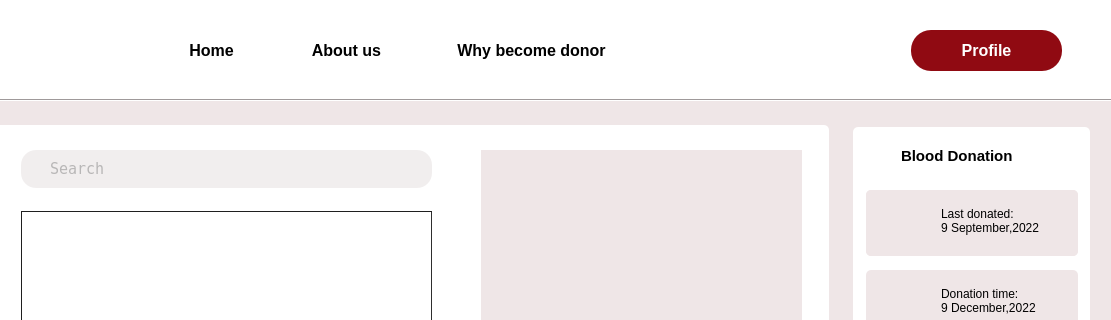
Before: the Qt Designer form emergencyrequest_patient.ui in Rista10/Final, drawn with Qt 5; both pictures show x 159 to 1270 and y 0 to 320 of the 1270 by 700 pixel window.
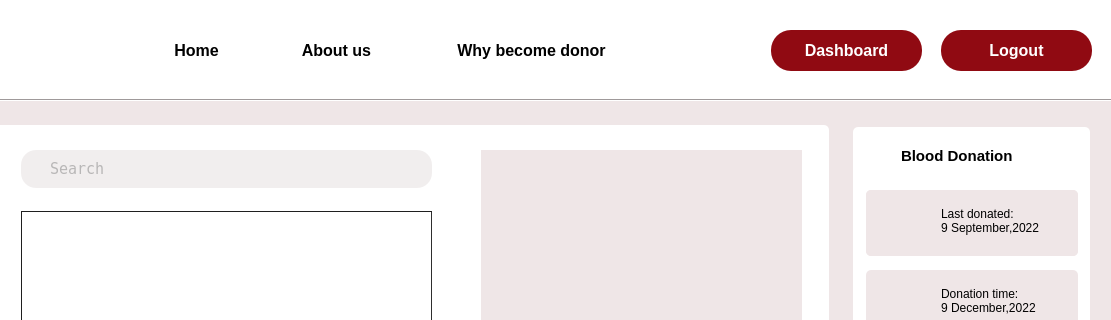
After: the same form once the commit is applied. Icons and pictures are not drawn.

```diff
--- a/emergencyrequest_patient.ui
+++ b/emergencyrequest_patient.ui
@@ -80,9 +80,9 @@
   <widget class="QPushButton" name="about">
    <property name="geometry">
     <rect>
-     <x>430</x>
+     <x>435</x>
      <y>30</y>
-     <width>151</width>
+     <width>121</width>
      <height>41</height>
     </rect>
    </property>
@@ -296,7 +296,7 @@
     <rect>
      <x>300</x>
      <y>30</y>
-     <width>141</width>
+     <width>111</width>
      <height>41</height>
     </rect>
    </property>
@@ -479,7 +479,7 @@
   <widget class="QPushButton" name="login">
    <property name="geometry">
     <rect>
-     <x>1070</x>
+     <x>930</x>
      <y>30</y>
      <width>151</width>
      <height>41</height>
@@ -509,7 +509,7 @@
 }</string>
    </property>
    <property name="text">
-    <string>Profile</string>
+    <string>Dashboard</string>
    </property>
   </widget>
   <widget class="QLabel" name="label_6">
@@ -921,12 +921,49 @@
     </rect>
    </property>
    <property name="styleSheet">
-    <string notr="true">background-image: url(:/Images/emergency.png);</string>
+    <string notr="true">background-image: url(:/Images/emergency.png);
+background-image:no-repeat;</string>
    </property>
    <property name="text">
     <string/>
    </property>
   </widget>
+  <widget class="QPushButton" name="login_2">
+   <property name="geometry">
+    <rect>
+     <x>1100</x>
+     <y>30</y>
+     <width>151</width>
+     <height>41</height>
+    </rect>
+   </property>
+   <property name="font">
+    <font>
+     <pointsize>12</pointsize>
+     <bold>true</bold>
+    </font>
+   </property>
+   <property name="cursor">
+    <cursorShape>PointingHandCursor</cursorShape>
+   </property>
+   <property name="styleSheet">
+    <string notr="true">#login_2
+{
+ background-color:rgb(144, 10, 18);
+border-radius:20px;
+	color: rgb(255, 255, 255);
+}
+
+#login_2::hover
+{
+background-color:white;
+	color: rgb(144, 10, 18);
+}</string>
+   </property>
+   <property name="text">
+    <string>Logout</string>
+   </property>
+  </widget>
   <zorder>label_6</zorder>
   <zorder>label_2</zorder>
   <zorder>label</zorder>
@@ -969,6 +1006,7 @@
   <zorder>label_19</zorder>
   <zorder>pushButton</zorder>
   <zorder>label_4</zorder>
+  <zorder>login_2</zorder>
  </widget>
  <resources/>
  <connections/>
```
